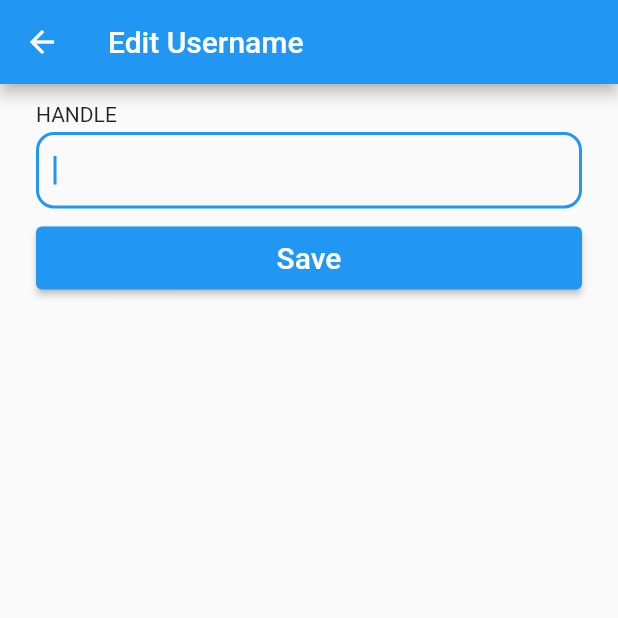
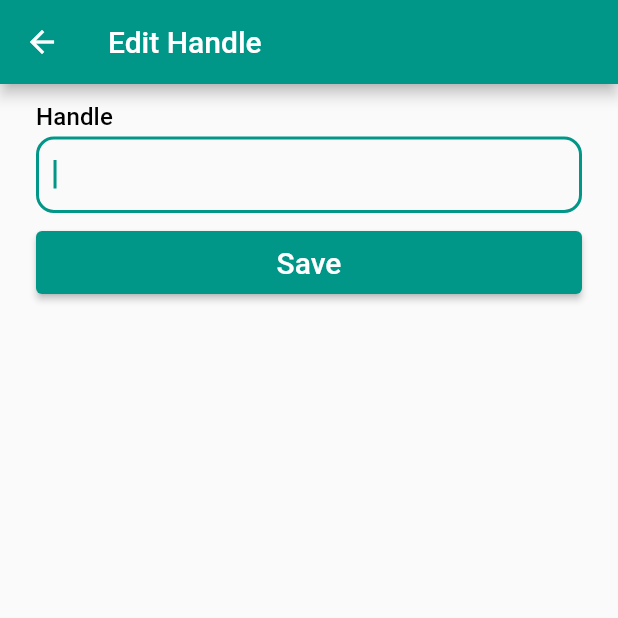
Before and after one commit to prism342/RitterMicroblog, a Flutter app: the MyEditProfileScreen screen opened by its route, after a tap on "Handle", on a phone screen of 412 x 824 dp, the top half of it. Run offline on Flutter 3.47's test engine with Material 2 defaults, Android fonts, the phone set to English and light mode, and no system bars; our stand-ins replace cached_network_image, cloud_firestore, firebase_auth, firebase_core, firebase_storage, fluttertoast and 3 more; accounts and stored records are empty; generated files the repository leaves out were written again; network calls fail.

Commit message:
add color and textStyle theme data

```diff
--- a/lib/auth_screens/signup_screen.dart
+++ b/lib/auth_screens/signup_screen.dart
@@ -54,7 +54,7 @@ class _MySignupScreenState extends State<MySignupScreen> {
 
       sendVerificationEmail();
 
-      String uid = getSelfUid() ?? "";
+      String uid = getSelfUid();
       updateSelfProfileData(
         UserData(
             username: _usernameController.text,
--- a/lib/screens/edit_profile_screen/edit_handle_screen.dart
+++ b/lib/screens/edit_profile_screen/edit_handle_screen.dart
@@ -46,26 +46,32 @@ class _MyEditHandleScreenState extends State<MyEditHandleScreen> {
 
   @override
   Widget build(BuildContext context) {
+    final theme = Theme.of(context);
+
     return Scaffold(
-      appBar: AppBar(title: const Text("Edit Username")),
+      appBar: AppBar(title: const Text("Edit Handle")),
       body: Padding(
         padding: const EdgeInsets.only(top: 12.0, left: 24.0, right: 24.0),
         child: Column(
           crossAxisAlignment: CrossAxisAlignment.start,
           children: [
-            Text("HANDLE"),
-            SizedBox(height: 4),
+            Text(
+              "Handle",
+              style: theme.textTheme.titleSmall,
+            ),
+            const SizedBox(height: 4),
             TextField(
+              style: theme.textTheme.bodyMedium,
               controller: _handleController,
               focusNode: myFocusNode,
-              decoration: InputDecoration(
+              decoration: const InputDecoration(
                 // icon: Icon(Icons.person),
-                border: const OutlineInputBorder(
+                border: OutlineInputBorder(
                     borderRadius: BorderRadius.all(Radius.circular(12))),
                 isDense: true,
               ),
             ),
-            SizedBox(height: 12),
+            const SizedBox(height: 12),
             MyAuthButton(lable: "Save", onPressed: onSaveButtonPressed)
           ],
         ),
--- a/lib/screens/edit_profile_screen/edit_profile_screen.dart
+++ b/lib/screens/edit_profile_screen/edit_profile_screen.dart
@@ -22,16 +22,22 @@ class _MyEditProfileScreenState extends State<MyEditProfileScreen> {
 
   Widget buildTile(String title, Widget? content, void Function() onTap,
       {Widget trailing = const Icon(Icons.keyboard_arrow_right_rounded)}) {
+    final theme = Theme.of(context);
+
     return Column(
       children: [
         ListTile(
-          title: content == null
-              ? Text(title)
-              : Row(
-                  mainAxisAlignment: MainAxisAlignment.spaceBetween,
-                  // crossAxisAlignment: CrossAxisAlignment.center,
-                  children: [Text(title), content],
-                ),
+          title: Row(
+            mainAxisAlignment: MainAxisAlignment.spaceBetween,
+            // crossAxisAlignment: CrossAxisAlignment.center,
+            children: [
+              Text(
+                title,
+                style: theme.textTheme.bodyMedium,
+              ),
+              content ?? Container()
+            ],
+          ),
           trailing: trailing,
           onTap: onTap,
         ),
@@ -45,6 +51,8 @@ class _MyEditProfileScreenState extends State<MyEditProfileScreen> {
 
   Widget streamViewBuilder(
       BuildContext context, AsyncSnapshot<UserData> snapshot) {
+    final theme = Theme.of(context);
+
     if (snapshot.hasError) {
       return const Text('Something went wrong');
     }
@@ -88,8 +96,7 @@ class _MyEditProfileScreenState extends State<MyEditProfileScreen> {
             "Username",
             Text(
               snapshot.data!.username ?? "",
-              style:
-                  TextStyle(color: Theme.of(context).textTheme.caption?.color),
+              style: theme.textTheme.labelMedium,
             ), () {
           Navigator.push(
             context,
@@ -103,8 +110,7 @@ class _MyEditProfileScreenState extends State<MyEditProfileScreen> {
             "Handle",
             Text(
               snapshot.data!.handle ?? "",
-              style:
-                  TextStyle(color: Theme.of(context).textTheme.caption?.color),
+              style: theme.textTheme.labelMedium,
             ), () {
           Navigator.push(
             context,
@@ -118,8 +124,7 @@ class _MyEditProfileScreenState extends State<MyEditProfileScreen> {
             "Email Address",
             Text(
               getSelfEmail() ?? "",
-              style:
-                  TextStyle(color: Theme.of(context).textTheme.caption?.color),
+              style: theme.textTheme.labelMedium,
             ),
             () {},
             trailing: const Icon(Icons.lock_outline_rounded)),
--- a/lib/screens/home_screen/feed_tab.dart
+++ b/lib/screens/home_screen/feed_tab.dart
@@ -45,6 +45,8 @@ class _MyFeedTabState extends State<MyFeedTab> {
 
   @override
   Widget build(BuildContext context) {
+    final theme = Theme.of(context);
+
     return Scaffold(
       appBar: AppBar(
         // leading: Text("Profile Pic"),
@@ -52,7 +54,9 @@ class _MyFeedTabState extends State<MyFeedTab> {
         centerTitle: true,
         elevation: 2,
       ),
-      body: StreamBuilder(stream: myFeedStream, builder: postListBuilder),
+      body: Container(
+          color: theme.colorScheme.background,
+          child: StreamBuilder(stream: myFeedStream, builder: postListBuilder)),
     );
   }
 }
--- a/lib/themes.dart
+++ b/lib/themes.dart
@@ -3,7 +3,32 @@ import 'package:flutter/material.dart';
 // const primaryColor = Colors.amber;
 
 ThemeData lightTheme = ThemeData(
-  brightness: Brightness.light,
+  textTheme: const TextTheme(
+    bodyLarge: TextStyle(color: Colors.black, fontSize: 18),
+    bodyMedium: TextStyle(color: Colors.black, fontSize: 16),
+    bodySmall: TextStyle(color: Colors.black, fontSize: 14),
+    labelMedium: TextStyle(color: Colors.black45, fontSize: 16),
+    titleLarge: TextStyle(
+        color: Colors.black, fontSize: 20, fontWeight: FontWeight.w500),
+    titleMedium: TextStyle(
+        color: Colors.black, fontSize: 18, fontWeight: FontWeight.w500),
+    titleSmall: TextStyle(
+        color: Colors.black, fontSize: 16, fontWeight: FontWeight.w500),
+  ),
+  colorScheme: ColorScheme(
+    primary: Colors.teal,
+    onPrimary: Colors.white,
+    secondary: Colors.blue,
+    onSecondary: Colors.white,
+    background: Colors.grey.shade200,
+    onBackground: Colors.white,
+    error: Colors.red,
+    onError: Colors.black,
+    surface: Colors.white,
+    onSurface: Colors.black,
+    brightness: Brightness.light,
+  ),
+
   // appBarTheme: AppBarTheme(backgroundColor: Colors.white, )
   // primarySwatch: primaryColor,
   // bottomNavigationBarTheme:
```
Also changed, not shown: lib/screens/edit_profile_screen/edit_username_screen.dart (+11 -6 lines), lib/screens/home_screen/profile_tab.dart (+14 -14 lines), lib/widgets/my_post_views.dart (+20 -22 lines).
